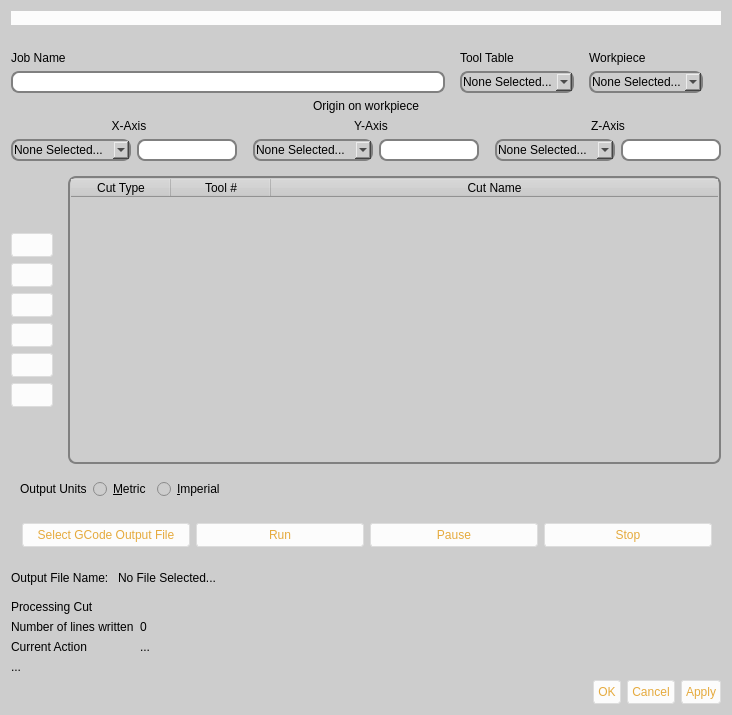
DougCoffland/FreeCADGCodeWB, file buildbotics/resources/ui/createjob.ui: the form before one commit.
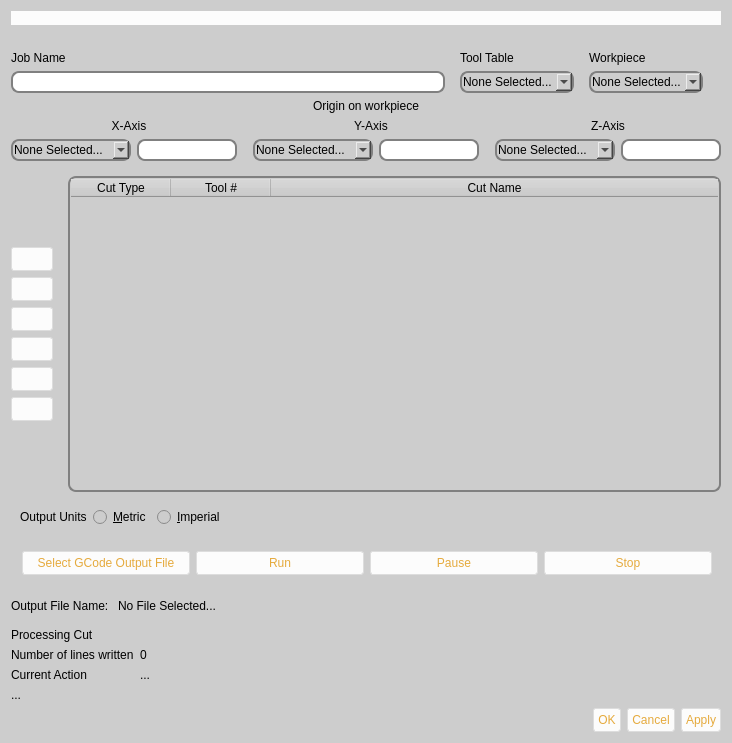
The form after the commit. Icons and pictures are not drawn.

What changed in the file:
```diff
--- a/buildbotics/resources/ui/createjob.ui
+++ b/buildbotics/resources/ui/createjob.ui
@@ -10,7 +10,7 @@
     <x>0</x>
     <y>0</y>
     <width>728</width>
-    <height>715</height>
+    <height>743</height>
    </rect>
   </property>
   <property name="windowTitle">
@@ -1501,6 +1501,13 @@
        </property>
       </widget>
      </item>
+     <item row="0" column="1">
+      <widget class="QLabel" name="cutNameL">
+       <property name="text">
+        <string/>
+       </property>
+      </widget>
+     </item>
     </layout>
    </item>
    <item>
```
Left out of the diff: 2 changed lines with no effect on the pictures.
